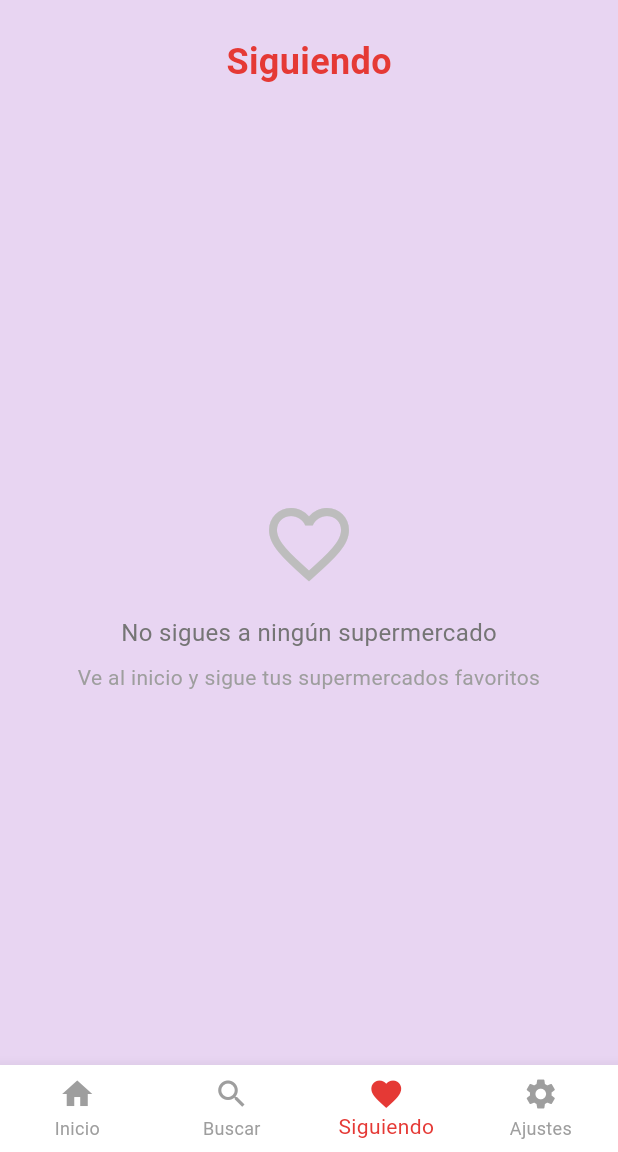
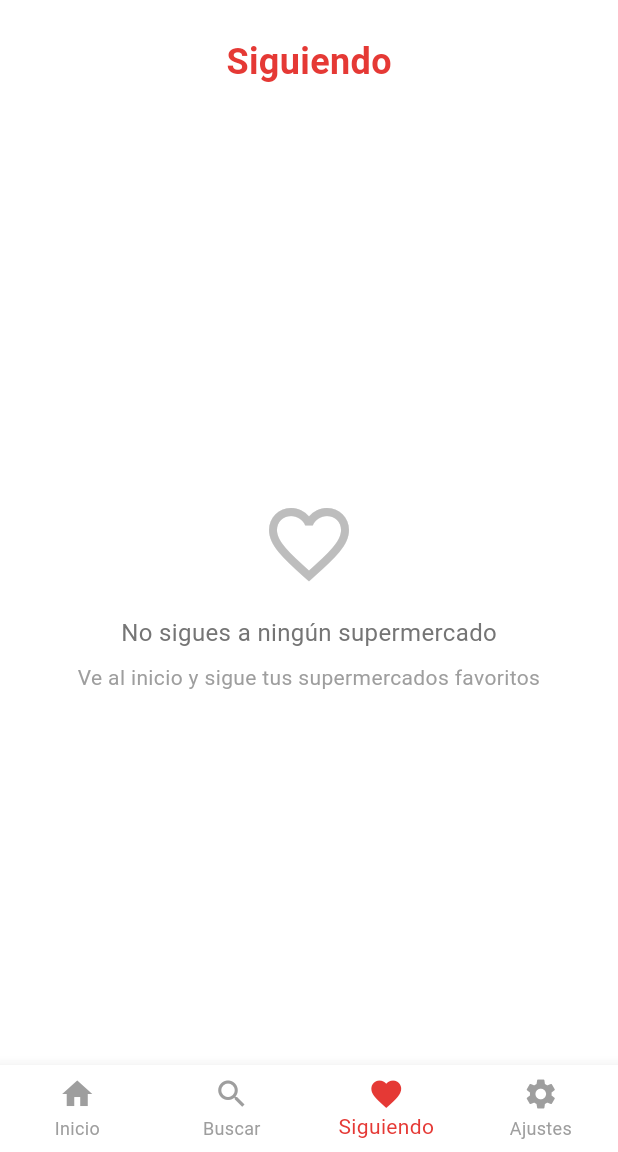
Before and after one commit to Hir0Exe/PU-BigShot, a Flutter app: the screen it shows once a user with an empty profile is signed in, item 3 of the bottom bar chosen, on a phone screen of 412 x 824 dp, the part 84-1236 px from its top. Run offline on Flutter 3.47's test engine with Material 3 defaults, Android fonts, the phone set to English and light mode, and no system bars; our stand-ins replace cloud_firestore, firebase_auth, firebase_core, firebase_storage, google_sign_in, image_picker; accounts and stored records are empty; generated files the repository leaves out were written again.

Commit message:
fix: Eliminar TODOS los fondos morados y usar paleta rojo/naranja/blanco
Correcciones de paleta de colores:
* create_offer_screen.dart - Fondo de blanco y contenedor de imagen en gris
* user_following_screen.dart - Fondo blanco
* user_home_screen.dart - Fondo blanco
* business_home_screen.dart - Gradiente con rojo suave en lugar de morado
* user_settings_screen.dart - Fondo blanco

Colores reemplazados:
* 0xFFE8D5F2 (morado claro) -> Colors.white o rojo suave
* Todos los fondos ahora son consistentes con la paleta oficial

Paleta oficial:
* Rojo vibrante: 0xFFE53935
* Naranja vibrante: 0xFFFF6F00
* Fondo: Colors.white

```diff
--- a/lib/screens/business/business_home_screen.dart
+++ b/lib/screens/business/business_home_screen.dart
@@ -180,7 +180,7 @@ class _OfferCard extends StatelessWidget {
           borderRadius: BorderRadius.circular(12),
           gradient: LinearGradient(
             colors: [
-              const Color(0xFFE8D5F2).withOpacity(0.3),
+              const Color(0xFFE53935).withOpacity(0.05),
               Colors.white,
             ],
             begin: Alignment.topLeft,
--- a/lib/screens/business/create_offer_screen.dart
+++ b/lib/screens/business/create_offer_screen.dart
@@ -163,7 +163,7 @@ class _CreateOfferScreenState extends State<CreateOfferScreen> {
   @override
   Widget build(BuildContext context) {
     return Scaffold(
-      backgroundColor: const Color(0xFFE8D5F2),
+      backgroundColor: Colors.white,
       appBar: AppBar(
         title: const Text('Crear Anuncio'),
         backgroundColor: const Color(0xFFE53935),
@@ -316,7 +316,7 @@ class _CreateOfferScreenState extends State<CreateOfferScreen> {
                 child: Container(
                   height: 150,
                   decoration: BoxDecoration(
-                    color: const Color(0xFFE8D5F2).withOpacity(0.5),
+                    color: Colors.grey[200],
                     borderRadius: BorderRadius.circular(8),
                     border: Border.all(color: Colors.grey[300]!),
                   ),
--- a/lib/screens/home/user_following_screen.dart
+++ b/lib/screens/home/user_following_screen.dart
@@ -68,7 +68,7 @@ class _UserFollowingScreenState extends State<UserFollowingScreen> {
 
     return Container(
       decoration: const BoxDecoration(
-        color: Color(0xFFE8D5F2),
+        color: Colors.white,
       ),
       child: Column(
         children: [
--- a/lib/screens/home/user_home_screen.dart
+++ b/lib/screens/home/user_home_screen.dart
@@ -325,7 +325,7 @@ class _UserHomeScreenState extends State<UserHomeScreen> {
     ];
 
     return Scaffold(
-      backgroundColor: const Color(0xFFE8D5F2),
+      backgroundColor: Colors.white,
       appBar: AppBar(
         title: Row(
           mainAxisSize: MainAxisSize.min,
--- a/lib/screens/home/user_settings_screen.dart
+++ b/lib/screens/home/user_settings_screen.dart
@@ -134,7 +134,7 @@ class UserSettingsScreen extends StatelessWidget {
     final user = authService.currentUser;
 
     return Container(
-      color: const Color(0xFFE8D5F2),
+      color: Colors.white,
       child: ListView(
         padding: const EdgeInsets.all(16),
         children: [
```
